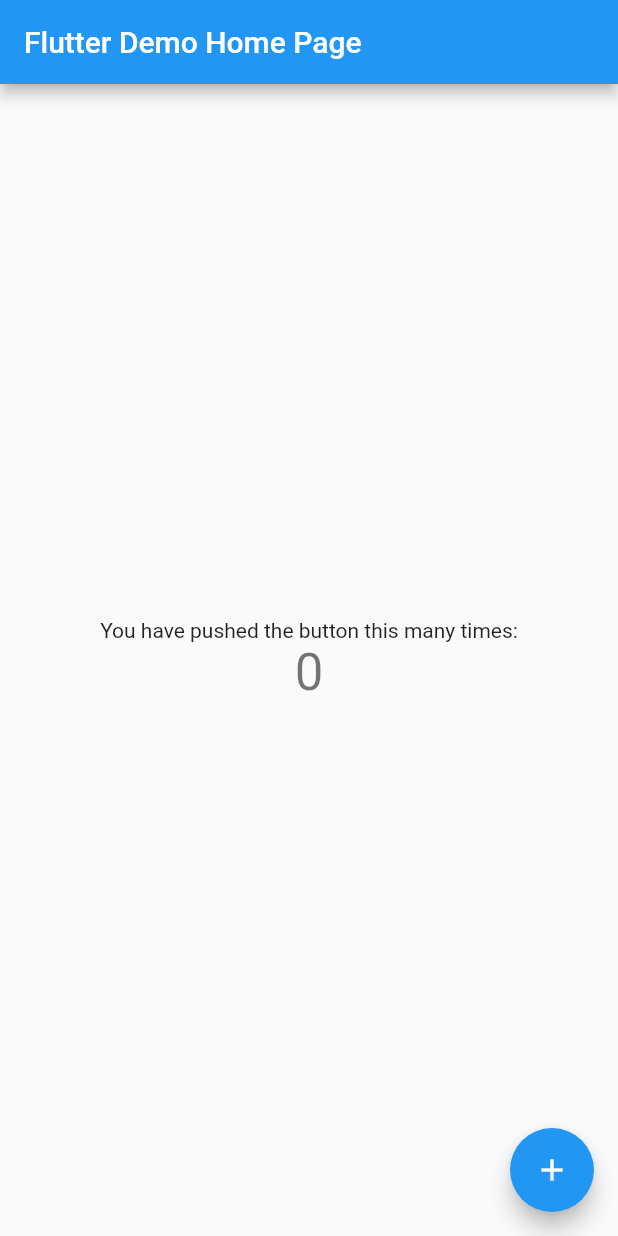
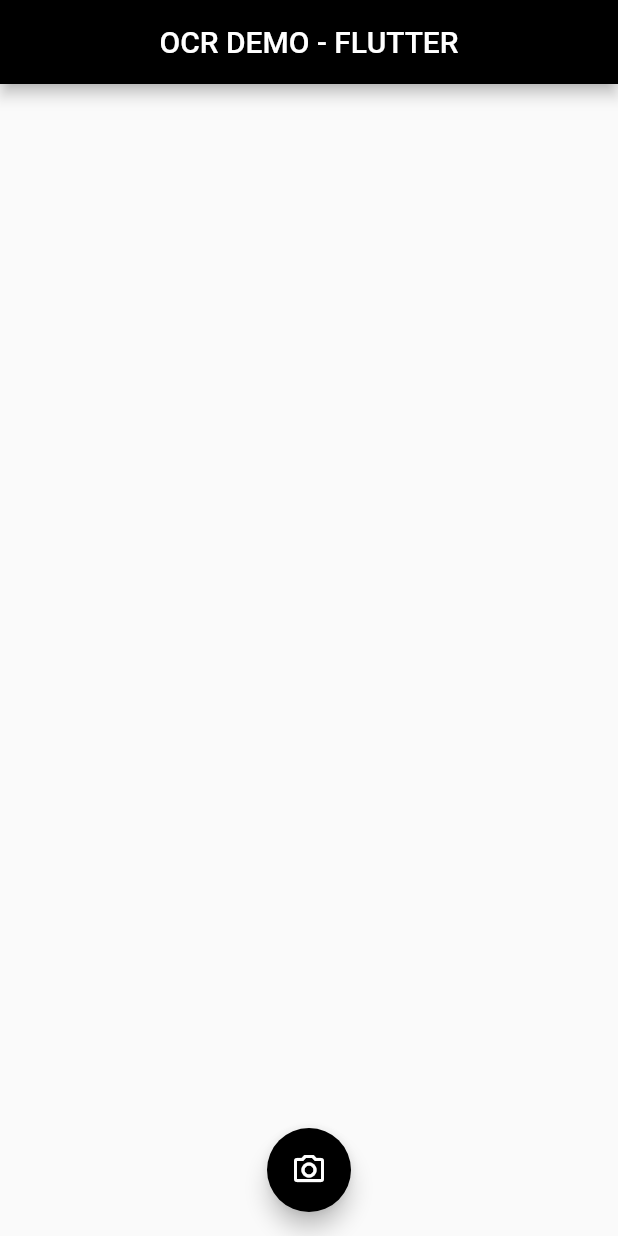
Before and after one commit to PriyankManiya/Text_Recognization-OCR-FLUTTER, a Flutter app: the screen it shows after launch, on a phone screen of 412 x 824 dp. Run offline on Flutter 3.47's test engine with Material 2 defaults, Android fonts, the phone set to English and light mode, and no system bars; missing offline and left inert: flutter_mobile_vision.

Commit message:
20-feb-2021

```diff
--- a/lib/main.dart
+++ b/lib/main.dart
@@ -11,20 +11,9 @@ class MyApp extends StatelessWidget {
   Widget build(BuildContext context) {
     return MaterialApp(
       title: 'Flutter Demo',
+      debugShowCheckedModeBanner: false,
       theme: ThemeData(
-        // This is the theme of your application.
-        //
-        // Try running your application with "flutter run". You'll see the
-        // application has a blue toolbar. Then, without quitting the app, try
-        // changing the primarySwatch below to Colors.green and then invoke
-        // "hot reload" (press "r" in the console where you ran "flutter run",
-        // or simply save your changes to "hot reload" in a Flutter IDE).
-        // Notice that the counter didn't reset back to zero; the application
-        // is not restarted.
         primarySwatch: Colors.blue,
-        // This makes the visual density adapt to the platform that you run
-        // the app on. For desktop platforms, the controls will be smaller and
-        // closer together (more dense) than on mobile platforms.
         visualDensity: VisualDensity.adaptivePlatformDensity,
       ),
       home: MyHomePage(title: 'Flutter Demo Home Page'),
@@ -34,18 +23,7 @@ class MyApp extends StatelessWidget {
 
 class MyHomePage extends StatefulWidget {
   MyHomePage({Key key, this.title}) : super(key: key);
-
-  // This widget is the home page of your application. It is stateful, meaning
-  // that it has a State object (defined below) that contains fields that affect
-  // how it looks.
-
-  // This class is the configuration for the state. It holds the values (in this
-  // case the title) provided by the parent (in this case the App widget) and
-  // used by the build method of the State. Fields in a Widget subclass are
-  // always marked "final".
-
   final String title;
-
   @override
   _MyHomePageState createState() => _MyHomePageState();
 }
@@ -62,71 +40,60 @@ class _MyHomePageState extends State<MyHomePage> {
     super.initState();
   }
 
+  List<OcrText> list = List();
+
   _startScan() async {
-    List<OcrText> list = List();
-
+    setState(() {
+      textList.clear();
+    });
     try {
       list = await FlutterMobileVision.read(
-        waitTap: true,
-        fps: 5,
-        multiple: true,
-      );
+          waitTap: true,
+          fps: 5,
+          multiple: true,
+          autoFocus: true,
+          showText: true);
 
       for (OcrText text in list) {
-        print('valueis ${text.value}');
+        setState(() {
+          textList.add(text.value);
+        });
+        print('--------------------------->>> ${text.value}');
       }
     } catch (e) {}
   }
 
+  List<String> textList = [];
   @override
   Widget build(BuildContext context) {
-    // This method is rerun every time setState is called, for instance as done
-    // by the _incrementCounter method above.
-    //
-    // The Flutter framework has been optimized to make rerunning build methods
-    // fast, so that you can just rebuild anything that needs updating rather
-    // than having to individually change instances of widgets.
     return Scaffold(
       appBar: AppBar(
-        // Here we take the value from the MyHomePage object that was created by
-        // the App.build method, and use it to set our appbar title.
-        title: Text(widget.title),
+        backgroundColor: Colors.black,
+        title: Text("OCR DEMO - FLUTTER"),
+        centerTitle: true,
       ),
-      body: Center(
-        // Center is a layout widget. It takes a single child and positions it
-        // in the middle of the parent.
-        child: Column(
-          // Column is also a layout widget. It takes a list of children and
-          // arranges them vertically. By default, it sizes itself to fit its
-          // children horizontally, and tries to be as tall as its parent.
-          //
-          // Invoke "debug painting" (press "p" in the console, choose the
-          // "Toggle Debug Paint" action from the Flutter Inspector in Android
-          // Studio, or the "Toggle Debug Paint" command in Visual Studio Code)
-          // to see the wireframe for each widget.
-          //
-          // Column has various properties to control how it sizes itself and
-          // how it positions its children. Here we use mainAxisAlignment to
-          // center the children vertically; the main axis here is the vertical
-          // axis because Columns are vertical (the cross axis would be
-          // horizontal).
-          mainAxisAlignment: MainAxisAlignment.center,
-          children: <Widget>[
-            Text(
-              'You have pushed the button this many times:',
-            ),
-            Text(
-              '$_counter',
-              style: Theme.of(context).textTheme.headline4,
-            ),
-          ],
-        ),
+      body: Container(
+        child: Center(
+            child: ListView.builder(
+          itemBuilder: (context, index) {
+            return Padding(
+              padding: const EdgeInsets.symmetric(vertical: 10),
+              child: Text(
+                "${index + 1}. ${textList[index]}",
+                textAlign: TextAlign.center,
+                style: TextStyle(color: Colors.black, fontSize: 20),
+              ),
+            );
+          },
+          itemCount: textList.length,
+        )),
       ),
+      floatingActionButtonLocation: FloatingActionButtonLocation.centerFloat,
       floatingActionButton: FloatingActionButton(
+        backgroundColor: Colors.black,
         onPressed: _startScan,
-        tooltip: 'Increment',
-        child: Icon(Icons.add),
-      ), // This trailing comma makes auto-formatting nicer for build methods.
+        child: Icon(Icons.camera_alt_outlined),
+      ),
     );
   }
 }
```
